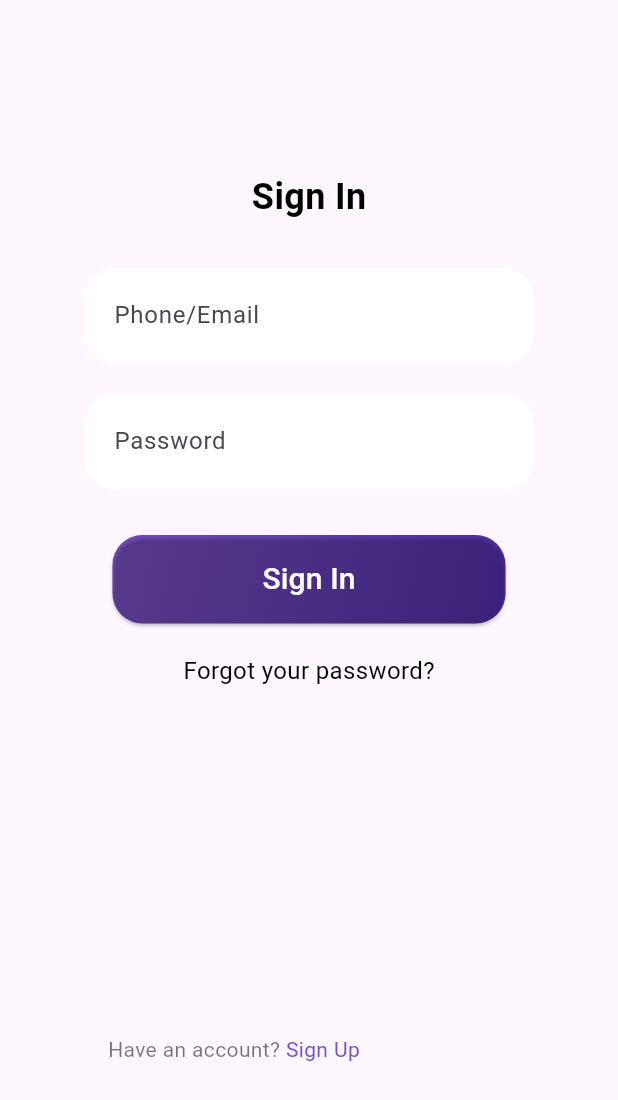
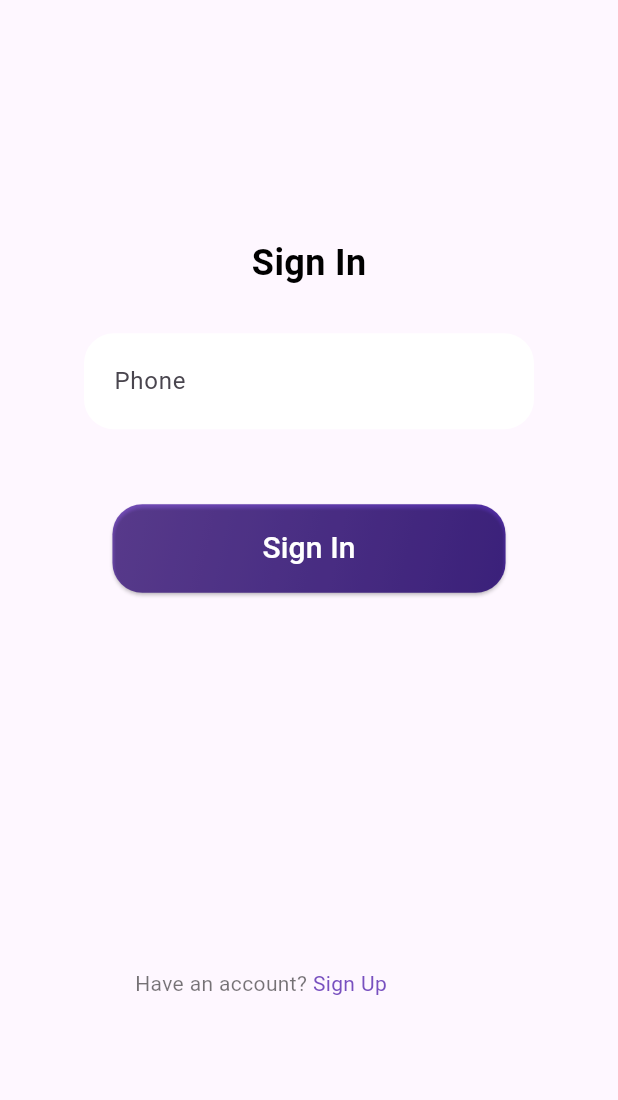
Before and after one commit to Alokmishra2003/Cricket-User-App, a Flutter app: the screen it shows after launch, after a tap on "Already have an account?", on a phone screen of 412 x 824 dp. Shown: the top 1100 px of the screen. Run offline on Flutter 3.47's test engine with Material 3 defaults, Android fonts, the phone set to English and light mode, and no system bars; our stand-ins replace percent_indicator, persistent_bottom_nav_bar, pin_code_fields, smooth_page_indicator.

Commit message:
Updated signin

```diff
--- a/lib/screens/onboardingpages/authpages/signin.dart
+++ b/lib/screens/onboardingpages/authpages/signin.dart
@@ -36,21 +36,21 @@ class SignInPage extends StatelessWidget {
             _buildInputContainer(
               const TextField(
                 decoration: InputDecoration(
-                  hintText: 'Phone/Email',
+                  hintText: 'Phone',
                   border: InputBorder.none,
                 ),
               ),
             ),
             const SizedBox(height: 20),
-            _buildInputContainer(
-              const TextField(
-                obscureText: true,
-                decoration: InputDecoration(
-                  hintText: 'Password',
-                  border: InputBorder.none,
-                ),
-              ),
-            ),
+            // _buildInputContainer(
+            //   const TextField(
+            //     obscureText: true,
+            //     decoration: InputDecoration(
+            //       hintText: 'Password',
+            //       border: InputBorder.none,
+            //     ),
+            //   ),
+            // ),
             const SizedBox(height: 30),
             // Updated ElevatedButton with LinearGradient
             Container(
@@ -90,16 +90,16 @@ class SignInPage extends StatelessWidget {
               ),
             ),
             const SizedBox(height: 20),
-            const Text(
-              'Forgot your password?',
-              style: TextStyle(
-                fontSize: 16,
-                color: Colors.black,
-              ),
-            ),
+            // const Text(
+            //   'Forgot your password?',
+            //   style: TextStyle(
+            //     fontSize: 16,
+            //     color: Colors.black,
+            //   ),
+            // ),
             SizedBox(height: MediaQuery.of(context).size.height * 0.28),
             Padding(
-              padding: const EdgeInsets.symmetric(horizontal: 72.0),
+              padding: const EdgeInsets.symmetric(horizontal: 90.0),
               child: Row(
                 children: [
                   const Text(
--- a/lib/screens/onboardingpages/authpages/signup.dart
+++ b/lib/screens/onboardingpages/authpages/signup.dart
@@ -38,7 +38,7 @@ class _SignUpPageState extends State<SignUpPage> {
               const SizedBox(height: 10),
               _buildInputField(screenWidth, 'Phone'),
               const SizedBox(height: 10),
-              _buildInputField(screenWidth, 'Password', obscureText: true),
+             // _buildInputField(screenWidth, 'Password', obscureText: true),
               const SizedBox(height: 10),
               Padding(
                 padding: const EdgeInsets.symmetric(horizontal: 32.0),
```
